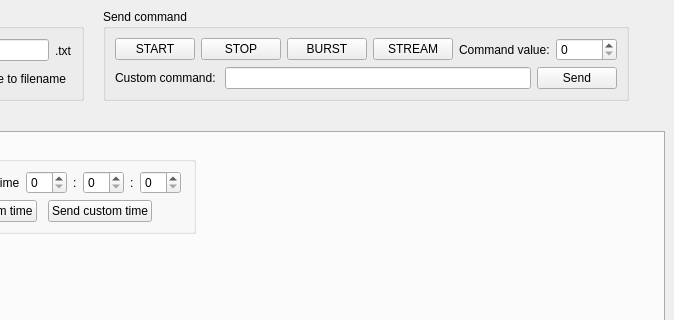
Before: the Qt Designer form mainwindow.ui in Sceap/BarkingSquirrel, drawn with Qt 5; both pictures show x 489 to 1163 and y 0 to 320 of the 1163 by 696 pixel window.
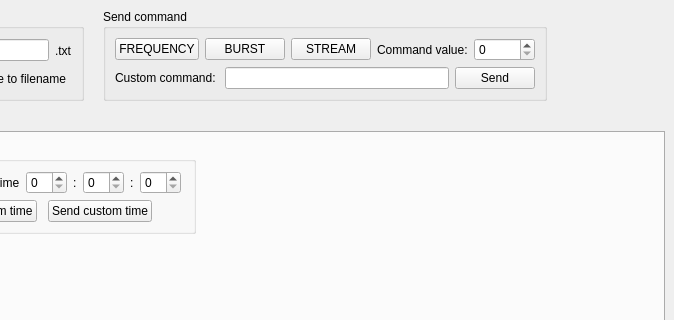
After: the same form once the commit is applied. Custom widgets are drawn as their Qt base class.

Patch:
```diff
--- a/mainwindow.ui
+++ b/mainwindow.ui
@@ -164,14 +164,7 @@
              <item>
               <widget class="QPushButton" name="cmdStart">
                <property name="text">
-                <string>START</string>
-               </property>
-              </widget>
-             </item>
-             <item>
-              <widget class="QPushButton" name="cmdStop">
-               <property name="text">
-                <string>STOP</string>
+                <string>FREQUENCY</string>
                </property>
               </widget>
              </item>
```
Left out of the diff: 2 changed lines with no effect on the pictures.
